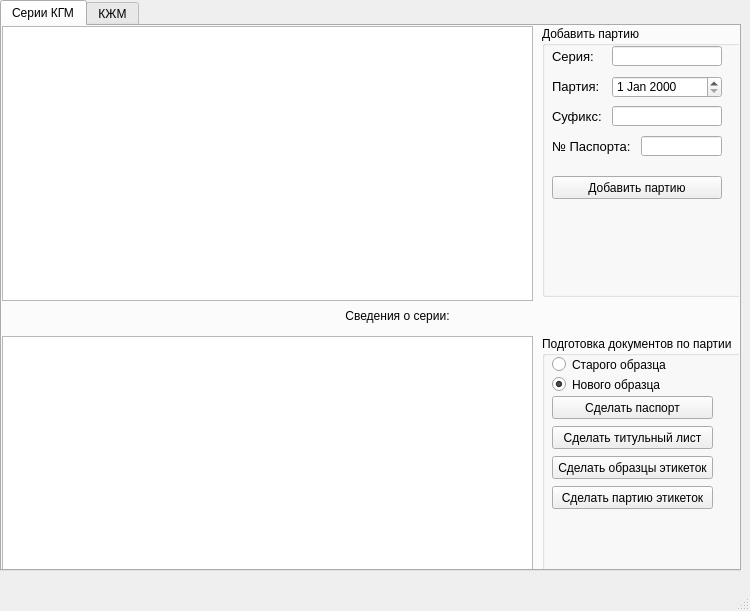
bomzheg/Cylinders, file cylinders/windows/batch_window.ui: the form before one commit.
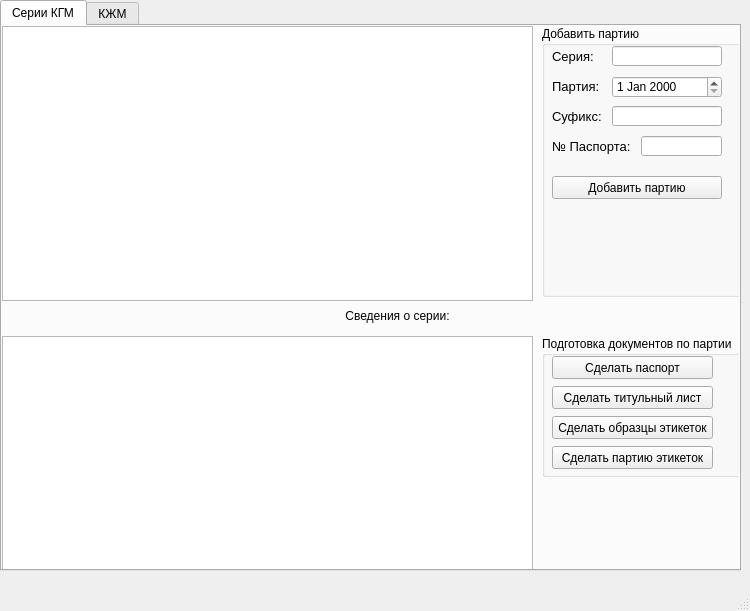
The form after the commit.

Commit message: update ui: deleted old passport

```diff
--- a/cylinders/windows/batch_window.ui
+++ b/cylinders/windows/batch_window.ui
@@ -211,7 +211,7 @@
         <x>540</x>
         <y>310</y>
         <width>201</width>
-        <height>241</height>
+        <height>141</height>
        </rect>
       </property>
       <property name="title">
@@ -221,49 +221,20 @@
        <property name="geometry">
         <rect>
          <x>10</x>
-         <y>60</y>
-         <width>161</width>
-         <height>23</height>
-        </rect>
-       </property>
-       <property name="text">
-        <string>Сделать паспорт</string>
-       </property>
-      </widget>
-      <widget class="QRadioButton" name="oldFormat_rb">
-       <property name="geometry">
-        <rect>
-         <x>10</x>
          <y>20</y>
-         <width>141</width>
-         <height>17</height>
+         <width>161</width>
+         <height>23</height>
         </rect>
        </property>
        <property name="text">
-        <string>Старого образца</string>
-       </property>
-      </widget>
-      <widget class="QRadioButton" name="newFormat_rb">
-       <property name="geometry">
-        <rect>
-         <x>10</x>
-         <y>40</y>
-         <width>141</width>
-         <height>17</height>
-        </rect>
-       </property>
-       <property name="text">
-        <string>Нового образца</string>
-       </property>
-       <property name="checked">
-        <bool>true</bool>
+        <string>Сделать паспорт</string>
        </property>
       </widget>
       <widget class="QPushButton" name="CreateEtiketkaButton">
        <property name="geometry">
         <rect>
          <x>10</x>
-         <y>120</y>
+         <y>80</y>
          <width>161</width>
          <height>23</height>
         </rect>
@@ -276,7 +247,7 @@
        <property name="geometry">
         <rect>
          <x>10</x>
-         <y>90</y>
+         <y>50</y>
          <width>161</width>
          <height>23</height>
         </rect>
@@ -289,7 +260,7 @@
        <property name="geometry">
         <rect>
          <x>10</x>
-         <y>150</y>
+         <y>110</y>
          <width>161</width>
          <height>23</height>
         </rect>
```
The commit also changes 1 other file.
